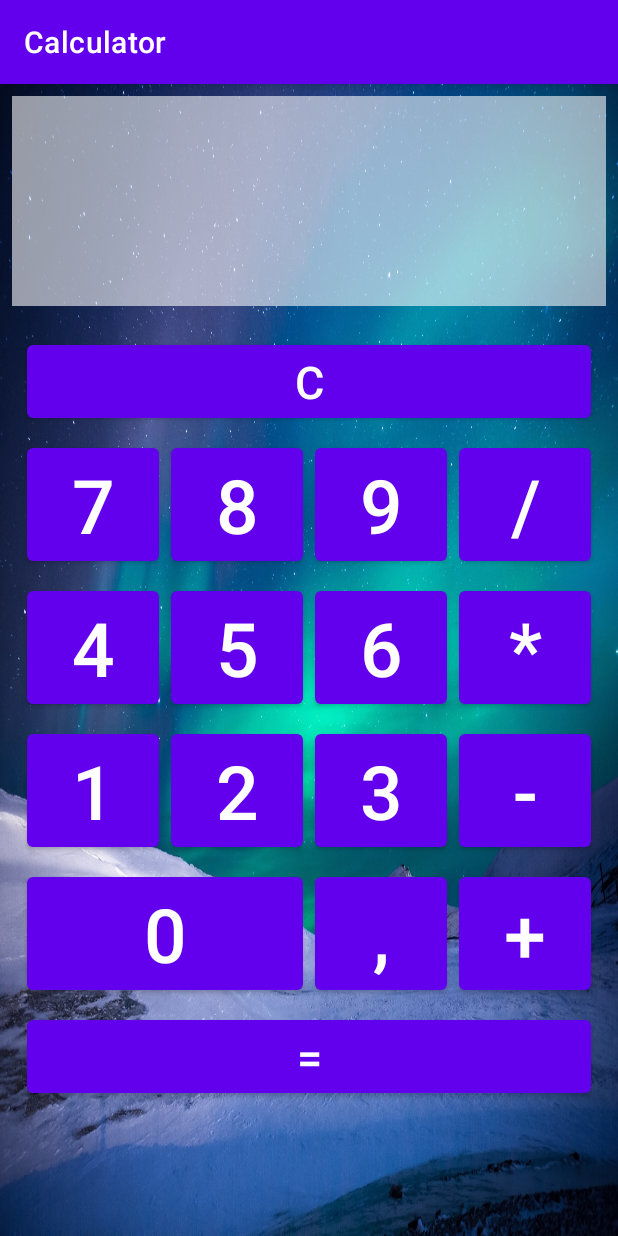
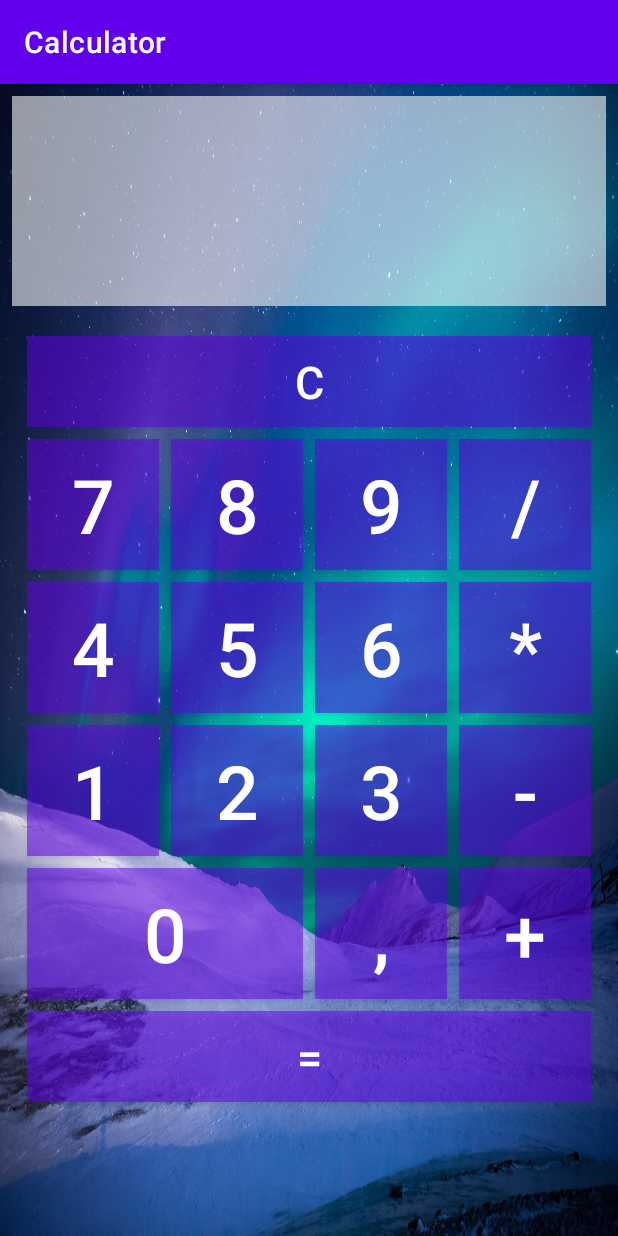
Before and after one commit to Nik-Shalashov/Calculator, an Android app: the screen it shows after launch (MainActivity), on a phone screen of 412 x 824 dp. Run offline under Robolectric (Android 15) with nearby library versions, the phone set to English and light mode, and no system bars.

Commit message:
Переделал кнопки на материальные, добавил им стили

```diff
--- a/app/src/main/res/layout/keyboard.xml
+++ b/app/src/main/res/layout/keyboard.xml
@@ -1,158 +1,140 @@
 <?xml version="1.0" encoding="utf-8"?>
 <GridLayout xmlns:android="http://schemas.android.com/apk/res/android"
-    android:layout_width="wrap_content" android:layout_height="wrap_content"
+    android:layout_width="wrap_content"
+    android:layout_height="wrap_content"
     android:layout_gravity="center"
     android:columnCount="4">
 
 
-
-
-    <Button
+    <com.google.android.material.button.MaterialButton
         android:id="@+id/buttonFullClear"
         android:layout_width="wrap_content"
         android:layout_height="wrap_content"
+        style="@style/ButtonType2"
         android:layout_row="0"
         android:layout_column="0"
         android:layout_columnSpan="4"
         android:layout_gravity="fill_horizontal"
-        android:layout_margin="4dp"
-        android:textSize="30sp"
         android:text="@string/button_c" />
 
-    <Button
+    <com.google.android.material.button.MaterialButton
         android:id="@+id/button7"
+        style="@style/ButtonType1"
         android:layout_width="wrap_content"
         android:layout_height="wrap_content"
-        android:layout_margin="4dp"
-        android:textSize="50sp"
         android:text="@string/button_7" />
 
-    <Button
+    <com.google.android.material.button.MaterialButton
         android:id="@+id/button8"
+        style="@style/ButtonType1"
         android:layout_width="wrap_content"
         android:layout_height="wrap_content"
-        android:layout_margin="4dp"
-        android:textSize="50sp"
         android:text="@string/button_8" />
 
-    <Button
+    <com.google.android.material.button.MaterialButton
         android:id="@+id/button9"
+        style="@style/ButtonType1"
         android:layout_width="wrap_content"
         android:layout_height="wrap_content"
-        android:layout_margin="4dp"
-        android:textSize="50sp"
         android:text="@string/button_9" />
 
-    <Button
+    <com.google.android.material.button.MaterialButton
         android:id="@+id/buttonDivide"
+        style="@style/ButtonType1"
         android:layout_width="wrap_content"
         android:layout_height="wrap_content"
-        android:layout_margin="4dp"
-        android:textSize="50sp"
         android:text="@string/button_divide" />
 
-    <Button
+    <com.google.android.material.button.MaterialButton
         android:id="@+id/button4"
+        style="@style/ButtonType1"
         android:layout_width="wrap_content"
         android:layout_height="wrap_content"
-        android:layout_margin="4dp"
-        android:textSize="50sp"
         android:text="@string/button_4" />
 
-    <Button
+    <com.google.android.material.button.MaterialButton
         android:id="@+id/button5"
+        style="@style/ButtonType1"
         android:layout_width="wrap_content"
         android:layout_height="wrap_content"
-        android:layout_margin="4dp"
-        android:textSize="50sp"
         android:text="@string/button_5" />
 
-    <Button
+    <com.google.android.material.button.MaterialButton
         android:id="@+id/button6"
+        style="@style/ButtonType1"
         android:layout_width="wrap_content"
         android:layout_height="wrap_content"
-        android:layout_margin="4dp"
-        android:textSize="50sp"
         android:text="@string/button_6" />
 
-    <Button
+    <com.google.android.material.button.MaterialButton
         android:id="@+id/buttonMultiply"
+        style="@style/ButtonType1"
         android:layout_width="wrap_content"
         android:layout_height="wrap_content"
-        android:layout_margin="4dp"
-        android:textSize="50sp"
         android:text="@string/button_multiply" />
 
-    <Button
+    <com.google.android.material.button.MaterialButton
         android:id="@+id/button1"
+        style="@style/ButtonType1"
         android:layout_width="wrap_content"
         android:layout_height="wrap_content"
-        android:layout_margin="4dp"
-        android:textSize="50sp"
         android:text="@string/button_1" />
 
-    <Button
+    <com.google.android.material.button.MaterialButton
         android:id="@+id/button2"
+        style="@style/ButtonType1"
         android:layout_width="wrap_content"
         android:layout_height="wrap_content"
-        android:layout_margin="4dp"
-        android:textSize="50sp"
         android:text="@string/button_2" />
 
-    <Button
+    <com.google.android.material.button.MaterialButton
         android:id="@+id/button3"
+        style="@style/ButtonType1"
         android:layout_width="wrap_content"
         android:layout_height="wrap_content"
-        android:layout_margin="4dp"
-        android:textSize="50sp"
         android:text="@string/button_3" />
 
-    <Button
+    <com.google.android.material.button.MaterialButton
         android:id="@+id/buttonSubtraction"
+        style="@style/ButtonType1"
         android:layout_width="wrap_content"
         android:layout_height="wrap_content"
-        android:layout_margin="4dp"
-        android:textSize="50sp"
         android:text="@string/button_subtraction" />
 
-    <Button
+    <com.google.android.material.button.MaterialButton
         android:id="@+id/button0"
+        style="@style/ButtonType1"
         android:layout_width="wrap_content"
         android:layout_height="wrap_content"
-        android:layout_margin="4dp"
         android:layout_row="4"
         android:layout_column="0"
         android:layout_columnSpan="2"
         android:layout_gravity="fill_horizontal"
-        android:textSize="50sp"
         android:text="@string/button_0" />
 
-    <Button
+    <com.google.android.material.button.MaterialButton
         android:id="@+id/buttonPoint"
+        style="@style/ButtonType1"
         android:layout_width="wrap_content"
         android:layout_height="wrap_content"
-        android:layout_margin="4dp"
-        android:textSize="50sp"
         android:text="@string/button_point" />
 
-    <Button
+    <com.google.android.material.button.MaterialButton
         android:id="@+id/buttonAddition"
+        style="@style/ButtonType1"
         android:layout_width="wrap_content"
         android:layout_height="wrap_content"
-        android:layout_margin="4dp"
-        android:textSize="50sp"
         android:text="@string/button_addition" />
 
-    <Button
+    <com.google.android.material.button.MaterialButton
         android:id="@+id/buttonResult"
         android:layout_width="wrap_content"
         android:layout_height="wrap_content"
-        android:layout_margin="4dp"
+        style="@style/ButtonType2"
         android:layout_row="5"
         android:layout_column="0"
         android:layout_columnSpan="4"
         android:layout_gravity="fill_horizontal"
-        android:textSize="30sp"
         android:text="@string/button_result" />
 
 </GridLayout>
```
